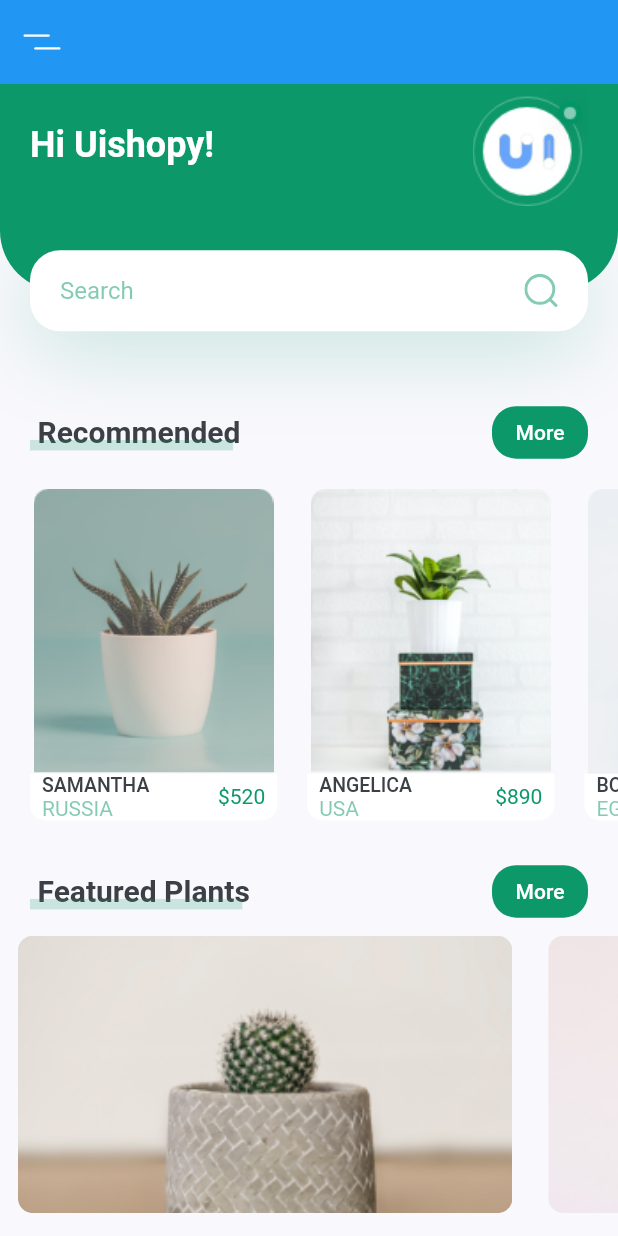
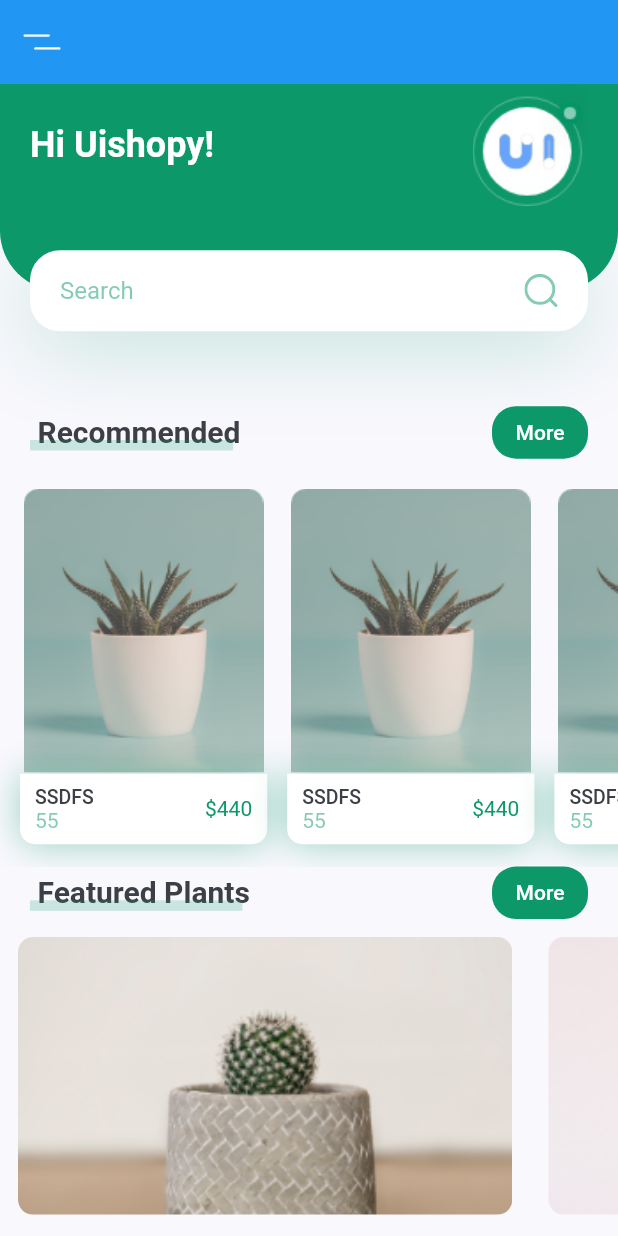
Before and after one commit to EslamShaban74/Plant_app_UI, a Flutter app: the screen it shows after launch, on a phone screen of 412 x 824 dp. Run offline on Flutter 3.47's test engine with Material 2 defaults, Android fonts, the phone set to English and light mode, and no system bars; our stand-ins replace flutter_svg.

Commit message:
plant app UI(listview.builder)

```diff
--- a/lib/main.dart
+++ b/lib/main.dart
@@ -1,6 +1,7 @@
 import 'package:flutter/material.dart';
 import 'package:plant_app/components/constants.dart';
 import 'package:plant_app/modules/home/home_screen.dart';
+import 'package:plant_app/test.dart';
 
 void main() {
   runApp(MyApp());
--- a/lib/modules/home/components/body/body.dart
+++ b/lib/modules/home/components/body/body.dart
@@ -1,5 +1,6 @@
 import 'package:flutter/cupertino.dart';
 import 'package:flutter/material.dart';
+import 'package:plant_app/components/constants.dart';
 import 'package:plant_app/modules/home/components/featured_plants/featured_plants.dart';
 import 'package:plant_app/modules/home/components/header_with_search_box/header_with_search_box.dart';
 import 'package:plant_app/modules/home/components/recommended_plants/recommended_plants.dart';
@@ -11,12 +12,12 @@ class Body extends StatelessWidget {
     Size size = MediaQuery.of(context).size;
     return SingleChildScrollView(
       child: Column(
+        mainAxisSize: MainAxisSize.min,
         crossAxisAlignment: CrossAxisAlignment.start,
         children: <Widget>[
           HeaderWithSearchBox(size: size),
           TitleWithMoreButton(title: 'Recommended', press: () {}),
           RecommendedPlants(),
-          SizedBox(height: 10.0),
           TitleWithMoreButton(title: 'Featured Plants', press: () {}),
           FeaturedPlants()
         ],
--- a/lib/modules/home/components/featured_plants/featured_plants.dart
+++ b/lib/modules/home/components/featured_plants/featured_plants.dart
@@ -7,6 +7,7 @@ class FeaturedPlants extends StatelessWidget {
   @override
   Widget build(BuildContext context) {
     return SingleChildScrollView(
+      physics: BouncingScrollPhysics(),
       scrollDirection: Axis.horizontal,
       child: Row(
         children: <Widget>[
--- a/lib/modules/home/components/recommended_plants/recommended_plants.dart
+++ b/lib/modules/home/components/recommended_plants/recommended_plants.dart
@@ -2,85 +2,61 @@ import 'package:flutter/cupertino.dart';
 import 'package:flutter/material.dart';
 import 'package:plant_app/components/constants.dart';
 import 'package:plant_app/modules/details/details_screen.dart';
+import 'package:plant_app/modules/home/components/build_list_view/build_list_view.dart';
 
 class RecommendedPlants extends StatelessWidget {
-  @override
-  Widget build(BuildContext context) {
-    return SingleChildScrollView(
-      scrollDirection: Axis.horizontal,
-      child: Row(
-        children: <Widget>[
-          PlantCard(
-            image: "assets/images/image_1.png",
-            title: "Samantha",
-            country: "Russia",
-            price: 520,
-            press: () {
-              Navigator.push(
-                context,
-                MaterialPageRoute(builder: (context) => DetailsScreen()),
-              );
-            },
-          ),
-          PlantCard(
-            image: "assets/images/image_2.png",
-            title: "Angelica",
-            country: "USA",
-            price: 890,
-            press: () {},
-          ),
-          PlantCard(
-            image: "assets/images/image_3.png",
-            title: "Bob",
-            country: "Egypt",
-            price: 420,
-            press: () {},
-          ),
-        ],
-      ),
-    );
-  }
-}
+  List<String> titles = ["Samantha", "Angelica", "Bob"];
 
-class PlantCard extends StatelessWidget {
-  final String title, image, country;
-  final int price;
-  final VoidCallback press;
+  List<String> country = ["Egypt", "Russia", "Palestine"];
 
-  const PlantCard({
-    Key? key,
-    required this.image,
-    required this.title,
-    required this.country,
-    required this.price,
-    required this.press,
-  }) : super(key: key);
+  List<int> price = [
+    440,
+    960,
+    555,
+  ];
+
+  List<String> images = [
+    'assets/images/image_1.png',
+    'assets/images/image_2.png',
+    'assets/images/image_3.png',
+  ];
+
+  void navigateTo(context, widget) =>
+      Navigator.push(context, MaterialPageRoute(builder: (context) => widget));
 
   @override
   Widget build(BuildContext context) {
     Size size = MediaQuery.of(context).size;
+    return SizedBox(
+      height: size.height*0.33,
+      child: ListView.builder(
+        physics: const BouncingScrollPhysics(
+            parent: AlwaysScrollableScrollPhysics()),
+        scrollDirection: Axis.horizontal,
+        itemBuilder: (context, index) {
           return Container(
             margin: EdgeInsets.only(
-        left: kDefaultPadding,
+              left: kDefaultPadding / 1.5,
               top: kDefaultPadding,
               bottom: kDefaultPadding,
             ),
+            child: Column(
+              children: <Widget>[
+                Container(
                   width: size.width * 0.4,
                   child: Column(
-        children: <Widget>[
-          GestureDetector(
-            onTap: press,
-            child: Column(
                     children: [
-                Image.asset(image),
+                      Container(
+                        child: Image.asset("assets/images/image_1.png"),
+                      ),
                       Container(
                         decoration: BoxDecoration(
                             boxShadow: [
-                        // BoxShadow(
-                        //   offset:Offset(0,0.5),
-                        //   blurRadius:80,
-                        //   color: primaryColor.withOpacity(0.23),
-                        // )
+                              BoxShadow(
+                                offset: Offset(0, 0.5),
+                                blurRadius: 20,
+                                color: primaryColor.withOpacity(0.4),
+                              )
                             ],
                             color: Colors.white,
                             borderRadius: BorderRadius.only(
@@ -88,20 +64,21 @@ class PlantCard extends StatelessWidget {
                               bottomLeft: Radius.circular(10),
                             )),
                         child: Padding(
-                    padding: const EdgeInsets.symmetric(horizontal: 8.0),
+                          padding: const EdgeInsets.symmetric(
+                              horizontal: 10.0, vertical: 8),
                           child: Row(
                             children: <Widget>[
                               Column(
                                 children: <Widget>[
                                   Text(
-                              title.toUpperCase(),
+                                    "ssdfs".toUpperCase(),
                                     style: Theme.of(context)
                                         .textTheme
                                         .button!
                                         .copyWith(fontSize: 13.0),
                                   ),
                                   Text(
-                              country.toUpperCase(),
+                                    "55".toUpperCase(),
                                     style: TextStyle(
                                         color: primaryColor.withOpacity(0.5)),
                                   )
@@ -110,7 +87,7 @@ class PlantCard extends StatelessWidget {
                               ),
                               Spacer(),
                               Text(
-                          '\$$price',
+                                '\$440',
                                 style: TextStyle(color: primaryColor),
                               )
                             ],
@@ -123,5 +100,94 @@ class PlantCard extends StatelessWidget {
               ],
             ),
           );
+        },
+        itemCount: 10,
+      ),
+    );
   }
 }
+
+// class PlantCard extends StatelessWidget {
+//   final String title, image, country;
+//   final int price;
+//   final VoidCallback press;
+//
+//   const PlantCard({
+//     Key? key,
+//     required this.image,
+//     required this.title,
+//     required this.country,
+//     required this.price,
+//     required this.press,
+//   }) : super(key: key);
+//
+//   @override
+//   Widget build(BuildContext context) {
+//     Size size = MediaQuery.of(context).size;
+//     return Container(
+//       margin: EdgeInsets.only(
+//         left: kDefaultPadding,
+//         top: kDefaultPadding,
+//         bottom: kDefaultPadding,
+//       ),
+//       width: size.width * 0.4,
+//       child: Column(
+//         children: <Widget>[
+//           GestureDetector(
+//             onTap: press,
+//             child: Column(
+//               children: [
+//                 Image.asset(image),
+//                 Container(
+//                   height: size.height*0.05,
+//                   decoration: BoxDecoration(
+//                       boxShadow: [
+//                         BoxShadow(
+//                           offset:Offset(0,0.5),
+//                           blurRadius:20,
+//                           color: primaryColor.withOpacity(0.4),
+//                         )
+//                       ],
+//                       color: Colors.white,
+//                       borderRadius: BorderRadius.only(
+//                         bottomRight: Radius.circular(10),
+//                         bottomLeft: Radius.circular(10),
+//                       )),
+//                   child: Padding(
+//                     padding: const EdgeInsets.symmetric(horizontal:10.0,vertical: 8),
+//                     child: Row(
+//                       children: <Widget>[
+//                         Column(
+//                           children: <Widget>[
+//                             Text(
+//                               title.toUpperCase(),
+//                               style: Theme.of(context)
+//                                   .textTheme
+//                                   .button!
+//                                   .copyWith(fontSize: 13.0),
+//                             ),
+//                             Text(
+//                               country.toUpperCase(),
+//                               style: TextStyle(
+//                                   color: primaryColor.withOpacity(0.5)),
+//                             )
+//                           ],
+//                           crossAxisAlignment: CrossAxisAlignment.start,
+//                         ),
+//                         Spacer(),
+//                         Text(
+//                           '\$$price',
+//                           style: TextStyle(color: primaryColor),
+//                         )
+//                       ],
+//                     ),
+//                   ),
+//                 ),
+//               ],
+//             ),
+//           ),
+//         ],
+//       ),
+//     );
+//   }
+// }
```
Also changed, not shown: lib/modules/details/components/details_body/details_body.dart (+10 -8 lines), lib/modules/details/components/title_and_price/title_and_price.dart (+4 -3 lines), lib/modules/home/components/build_list_view/build_list_view.dart (added, +123 -0 lines), lib/test.dart (added, +92 -0 lines). Lines whose indentation alone changed are shown as unchanged.
